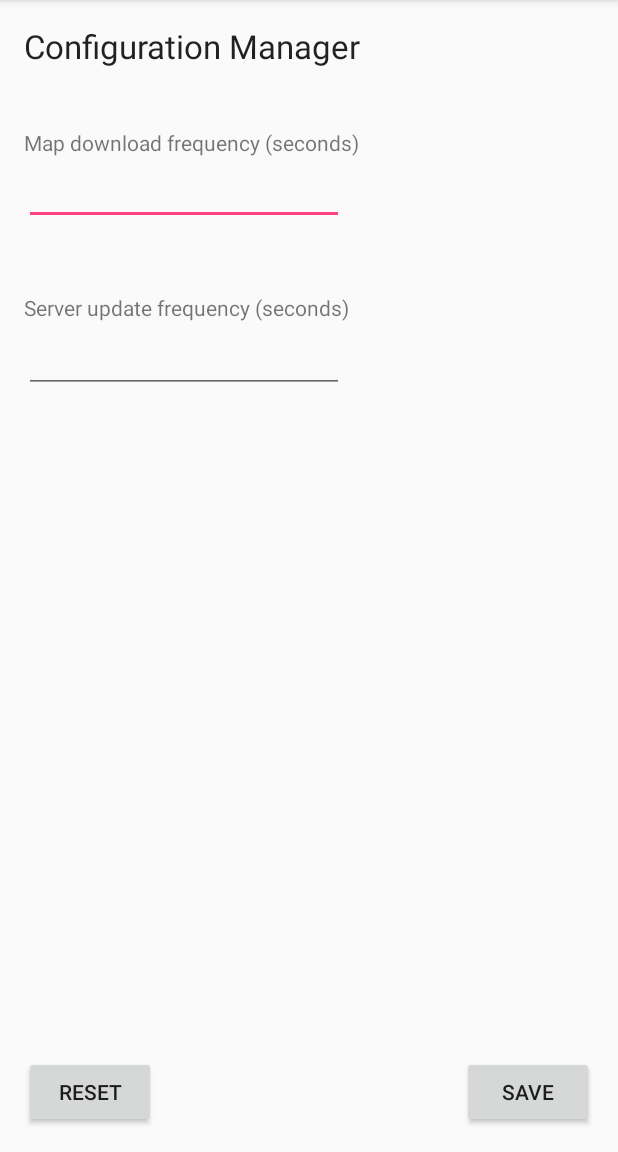
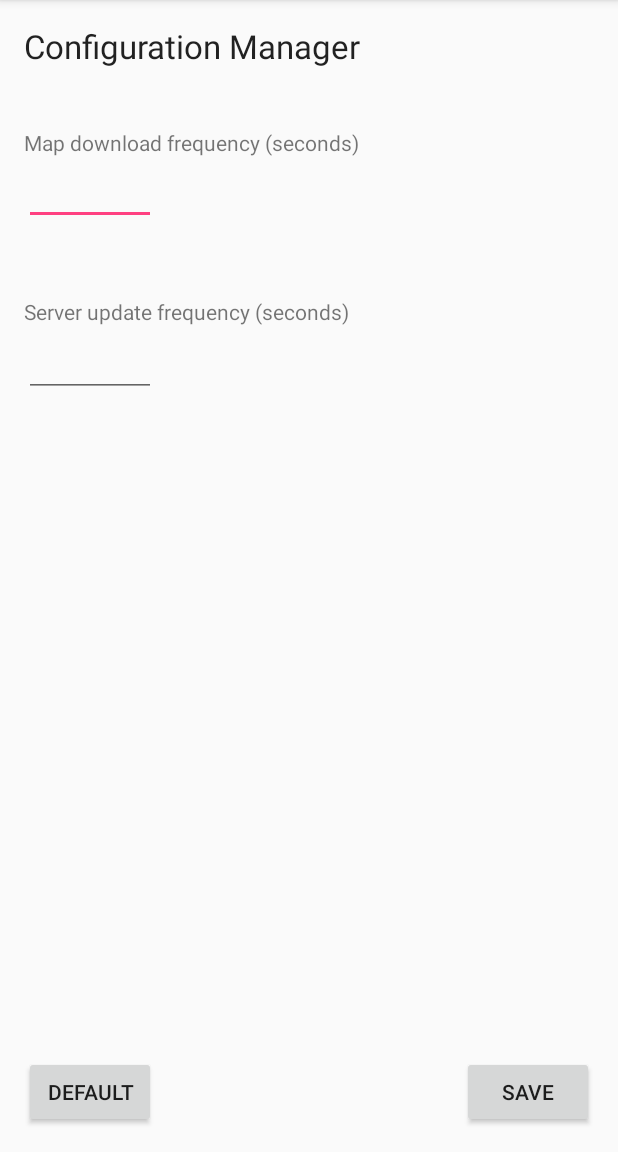
Before and after one commit to hasan-li/Signal-Map, an Android app: the ConfigurationManagerActivity screen opened directly, with no data from a screen before it, on a phone screen of 412 x 824 dp, the part 84-1236 px from its top. Run offline under Robolectric (Android 15) with nearby library versions, the phone set to English and light mode, and no system bars.

Commit message:
config class integration

```diff
--- a/DBMeter/app/src/main/java/com/example/makeze/dbmeter/ConfigurationManagerActivity.java
+++ b/DBMeter/app/src/main/java/com/example/makeze/dbmeter/ConfigurationManagerActivity.java
@@ -2,12 +2,38 @@ package com.example.makeze.dbmeter;
 
 import android.support.v7.app.AppCompatActivity;
 import android.os.Bundle;
+import android.view.View;
+import android.widget.Button;
+import android.widget.EditText;
 
 public class ConfigurationManagerActivity extends AppCompatActivity {
-
+    EditText df,uf;
     @Override
     protected void onCreate(Bundle savedInstanceState) {
         super.onCreate(savedInstanceState);
         setContentView(R.layout.activity_configuration_manager);
+        df = (EditText) findViewById(R.id.down_freq);
+        uf = (EditText) findViewById(R.id.up_freq);
+        Button saveButton = (Button) findViewById(R.id.saveBtn);
+        saveButton.setOnClickListener(new View.OnClickListener() {
+            @Override
+            public void onClick(View v) {
+                saveValues(v);
+            }
+        });
+        Button defaultButton = (Button) findViewById(R.id.defaultBtn);
+        defaultButton.setOnClickListener(new View.OnClickListener() {
+            @Override
+            public void onClick(View v) {
+                defaultValues(v);
+            }
+
+        });
+    }
+    private void saveValues(View v){
+        String input = df.getText().toString();
+    }
+    private void defaultValues(View v){
+
     }
 }
--- a/DBMeter/app/src/main/res/layout/activity_configuration_manager.xml
+++ b/DBMeter/app/src/main/res/layout/activity_configuration_manager.xml
@@ -18,7 +18,7 @@
         android:id="@+id/ConfigurationTitleTV"
         android:layout_alignParentEnd="true"
         android:layout_alignParentStart="true"
-        android:textAppearance="@android:style/TextAppearance.Material.Large" />
+        android:textAppearance="@android:style/TextAppearance.DeviceDefault.Large" />
 
     <EditText
         android:layout_width="wrap_content"
@@ -27,22 +27,14 @@
         android:ems="10"
         android:id="@+id/down_freq"
         android:layout_below="@+id/textView"
-        android:layout_alignParentStart="true" />
+        android:layout_alignParentStart="true"
+        android:layout_alignEnd="@+id/defaultBtn" />
 
-    <TextView
-        android:text="@string/upload_freq"
+    <Button
+        android:text="@string/default_button"
         android:layout_width="wrap_content"
         android:layout_height="wrap_content"
-        android:id="@+id/textView2"
-        android:layout_marginTop="45dp"
-        android:layout_below="@+id/down_freq"
-        android:layout_alignParentStart="true" />
-
-    <Button
-        android:text="@string/reset_button"
-        android:layout_width="wrap_content"
-        android:layout_height="wrap_content"
-        android:id="@+id/resetBtn"
+        android:id="@+id/defaultBtn"
         android:layout_alignParentBottom="true"
         android:layout_alignParentStart="true" />
 
@@ -71,5 +63,15 @@
         android:id="@+id/up_freq"
         android:layout_marginTop="21dp"
         android:layout_alignTop="@+id/textView2"
+        android:layout_alignParentStart="true"
+        android:layout_alignEnd="@+id/down_freq" />
+
+    <TextView
+        android:text="@string/upload_freq"
+        android:layout_width="wrap_content"
+        android:layout_height="wrap_content"
+        android:id="@+id/textView2"
+        android:layout_marginTop="48dp"
+        android:layout_below="@+id/down_freq"
         android:layout_alignParentStart="true" />
 </RelativeLayout>
--- a/DBMeter/app/src/main/res/values/strings.xml
+++ b/DBMeter/app/src/main/res/values/strings.xml
@@ -13,6 +13,6 @@
     <string name="conf_man_tv">Configuration Manager</string>
     <string name="upload_freq">Server update frequency (seconds)</string>
     <string name="download_freq">Map download frequency (seconds)</string>
-    <string name="reset_button">Reset</string>
+    <string name="default_button">Default</string>
     <string name="save_button">Save</string>
 </resources>
```
Also changed, not shown: DBMeter/app/src/main/java/com/example/makeze/dbmeter/mainMapActivity.java (+4 -7 lines).
